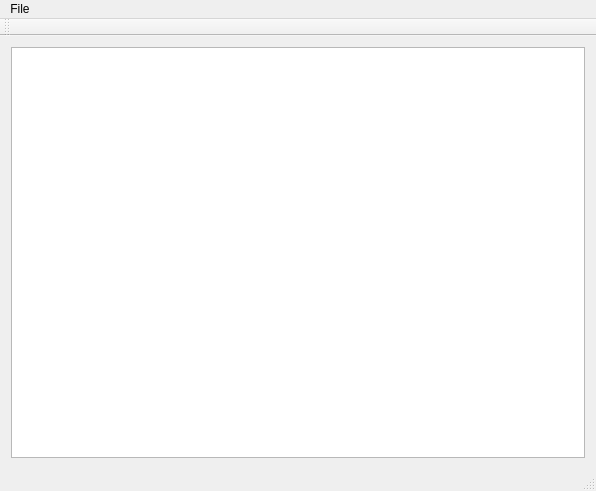
Qt form src/mainwindow.ui (xhorizont/eepe) before a commit.
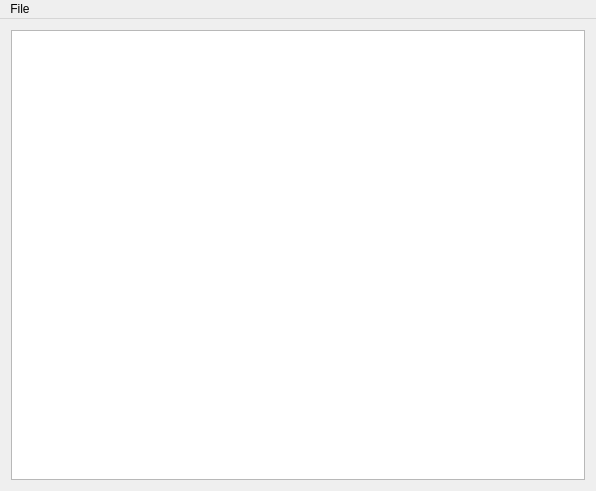
The same form after that commit.

```diff
--- a/src/mainwindow.ui
+++ b/src/mainwindow.ui
@@ -42,15 +42,6 @@
    </widget>
    <addaction name="menuFile"/>
   </widget>
-  <widget class="QToolBar" name="mainToolBar">
-   <attribute name="toolBarArea">
-    <enum>TopToolBarArea</enum>
-   </attribute>
-   <attribute name="toolBarBreak">
-    <bool>false</bool>
-   </attribute>
-  </widget>
-  <widget class="QStatusBar" name="statusBar"/>
   <action name="actionNew">
    <property name="text">
     <string>New</string>
```
Left out of the diff: 6 changed lines with no effect on the pictures.
